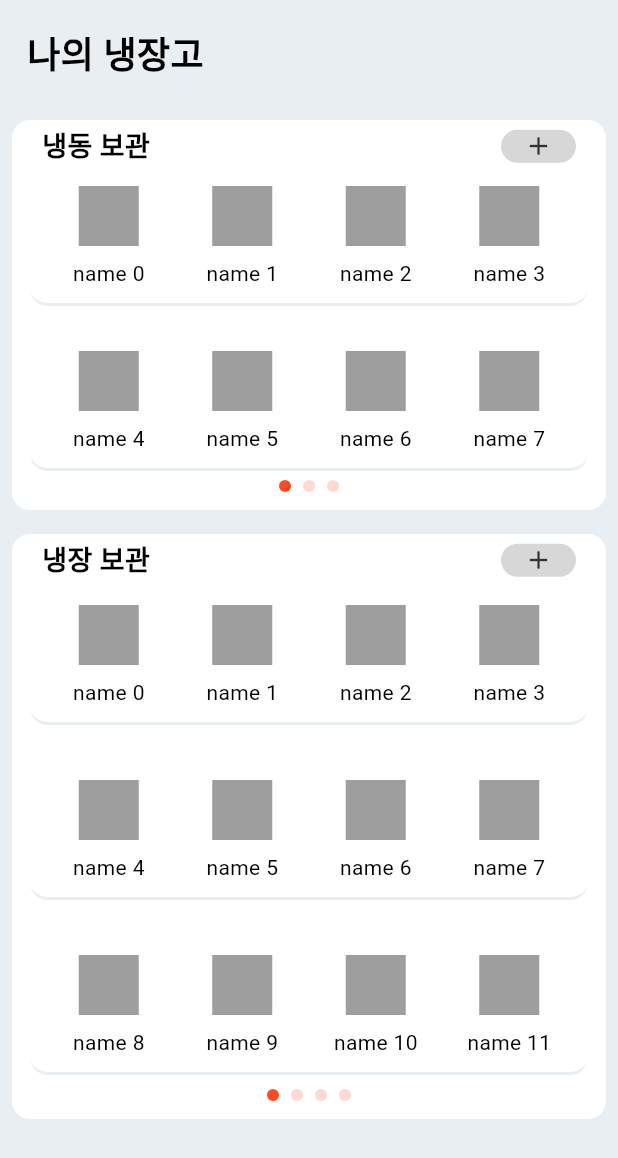
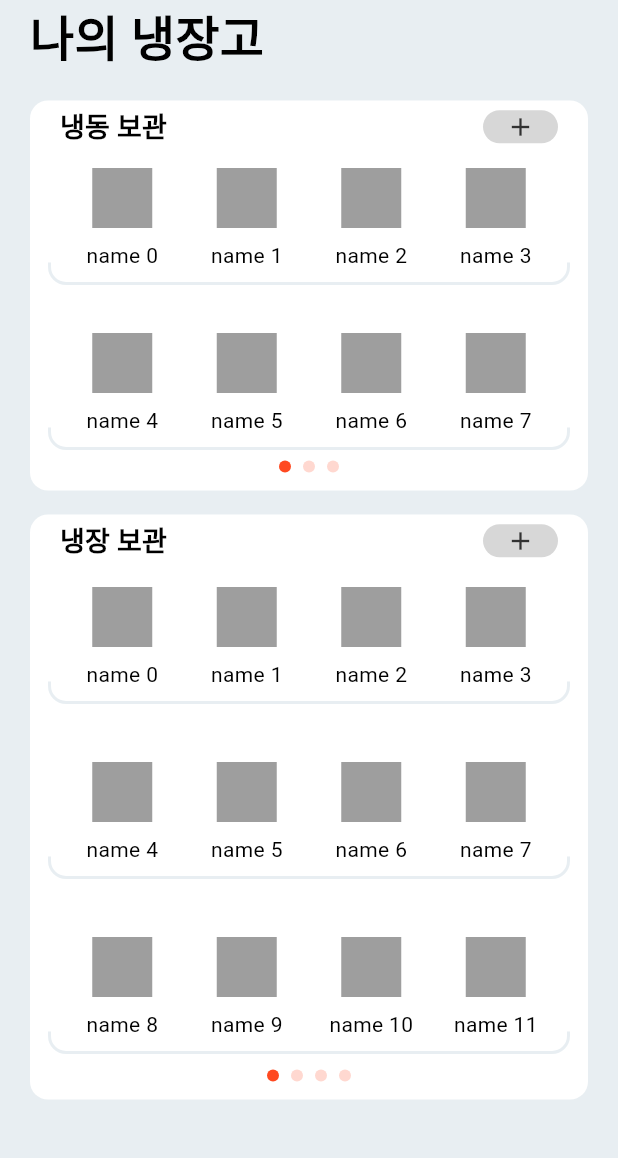
Before and after one commit to cherry1m/yum_application, a Flutter app: the HomeView screen opened directly, on a phone screen of 412 x 824 dp. Shown: the top 1158 px of the screen. Run offline on Flutter 3.47's test engine with Material 3 defaults, Android fonts, the phone set to English and light mode, and no system bars; Roboto replaces fonts that are missing (Pretendard).

Commit message:
10월 12일 회의에서 피드백받은 내용을 추가하였습니다.
1. pretendard font 적용

앱 전반적으로 pretendard font가 적용되었습니다. google_fonts 패키지가 아닌 직접 font파일을 추가하였습니다.
theme에 적용되어 있으므로, theme.of(context).textTheme를 통해 접근이 가능합니다.

2. refreginator container 위젯에 divider 모양 수정

기존에는 ROW마다 container를 통해 divider를 구현했으나, 모양적인 부분으로 인하여 직접 구현한 후, stack을 통해 중첩하는 형식으로 제작되었습니다. 이제 요구사항에 맞는 모습의 divider를 랜더링합니다.

```diff
--- a/lib/main.dart
+++ b/lib/main.dart
@@ -1,6 +1,5 @@
 import 'package:flutter/material.dart';
-
-import 'package:yum_application/src/ingredient/view/ingredient_add_view.dart';
+import 'package:yum_application/src/ingredient/view/home_view.dart';
 import 'package:yum_application/src/util/app_theme.dart';
 
 void main() {
@@ -15,46 +14,7 @@
     return MaterialApp(
       theme: light,
       darkTheme: dark,
-      home: const Scaffold(
-          body: Center(
-        child: SizedBox(
-          height: 300,
-          child: Column(
-            mainAxisAlignment: MainAxisAlignment.center,
-            children: [
-              Expanded(
-                  child: Padding(
-                padding: EdgeInsets.symmetric(vertical: 8.0),
-                child: IngredientAddView(),
-              )),
-              Expanded(
-                  child: Padding(
-                padding: EdgeInsets.symmetric(vertical: 8.0),
-                child: IngredientAddView(
-                  reverse: false,
-                ),
-              )),
-              Expanded(
-                  child: Padding(
-                padding: EdgeInsets.symmetric(vertical: 8.0),
-                child: IngredientAddView(),
-              )),
-              Expanded(
-                  child: Padding(
-                padding: EdgeInsets.symmetric(vertical: 8.0),
-                child: IngredientAddView(
-                  reverse: false,
-                ),
-              )),
-              Expanded(
-                  child: Padding(
-                padding: EdgeInsets.symmetric(vertical: 8.0),
-                child: IngredientAddView(),
-              )),
-            ],
-          ),
-        ),
-      )),
+      home: const HomeView(),
     );
   }
 }
--- a/lib/src/ingredient/view/home_view.dart
+++ b/lib/src/ingredient/view/home_view.dart
@@ -16,30 +16,39 @@ class HomeView extends StatelessWidget {
           crossAxisAlignment: CrossAxisAlignment.center,
           mainAxisAlignment: MainAxisAlignment.start,
           children: [
-            _header(),
-            _freezer(),
-            _fridge(),
+            _header(context),
+            _freezer(context),
+            _fridge(context),
           ],
         ),
       ),
     );
   }
 
-  Widget _header() => const Padding(
-        padding: EdgeInsets.symmetric(horizontal: 18.0, vertical: 18.0),
+  Widget _header(BuildContext context) {
+    final textTheme = Theme.of(context).textTheme;
+
+    return Padding(
+      padding: const EdgeInsets.only(left: 20.0, right: 20.0, bottom: 8.0),
       child: Row(
         children: [
           Text(
             "나의 냉장고",
-              style: TextStyle(fontSize: 24, fontWeight: FontWeight.w700),
+            style: textTheme.titleMedium,
           ),
         ],
       ),
     );
+  }
 
-  Widget _freezer() => Padding(
-        padding: const EdgeInsets.all(8.0),
+  Widget _freezer(BuildContext context) {
+    final textTheme = Theme.of(context).textTheme;
+
+    return Padding(
+      padding: const EdgeInsets.symmetric(horizontal: 20.0, vertical: 8.0),
       child: RefreginatorContainer(
+        labelStyle: textTheme.titleSmall,
+        itemStyle: textTheme.displayMedium,
         label: "냉동 보관",
         children: List.generate(
           22,
@@ -50,10 +59,15 @@ class HomeView extends StatelessWidget {
         ),
       ),
     );
+  }
 
-  Widget _fridge() => Padding(
-        padding: const EdgeInsets.all(8.0),
+  Widget _fridge(BuildContext context) {
+    final textTheme = Theme.of(context).textTheme;
+    return Padding(
+      padding: const EdgeInsets.symmetric(horizontal: 20.0, vertical: 8.0),
       child: RefreginatorContainer(
+          labelStyle: textTheme.titleSmall,
+          itemStyle: textTheme.displayMedium,
           label: "냉장 보관",
           rowCount: 3,
           children: List.generate(
@@ -65,3 +79,4 @@ class HomeView extends StatelessWidget {
           )),
     );
   }
+}
--- a/lib/src/ingredient/widget/refreginator_container.dart
+++ b/lib/src/ingredient/widget/refreginator_container.dart
@@ -6,11 +6,15 @@ class RefreginatorContainer extends StatefulWidget {
   final List<Ingredient> children;
   final int rowCount;
   final String label;
+  final TextStyle? labelStyle;
+  final TextStyle? itemStyle;
   const RefreginatorContainer({
     super.key,
     required this.children,
     this.rowCount = 2,
     required this.label,
+    required this.labelStyle,
+    required this.itemStyle,
   })  : assert(children.length > 0, "children can not be empty array"),
         assert(rowCount >= 2, "rowCount must bigger than two");
 
@@ -72,6 +76,7 @@ class _RefreginatorContainerState extends State<RefreginatorContainer>
     _pageController = PageController();
     _tabController = TabController(length: _totalPage, vsync: this);
     _items = convertTo3D(widget.children);
+
     super.initState();
   }
 
@@ -117,20 +122,23 @@ class _RefreginatorContainerState extends State<RefreginatorContainer>
         ),
       ));
 
-  Widget _displayItemRow(List<dynamic> row) => Padding(
-        padding: const EdgeInsets.all(4.0),
-        child: Container(
+  Widget _divider() => Container(
+        height: 15,
         width: double.infinity,
         decoration: const BoxDecoration(
             border: Border(
               top: BorderSide.none,
-                left: BorderSide.none,
-                right: BorderSide.none,
+              left: BorderSide(width: 2.0, color: Color(0xffE8EEF2)),
+              right: BorderSide(width: 2.0, color: Color(0xffE8EEF2)),
               bottom: BorderSide(width: 2.0, color: Color(0xffE8EEF2)),
             ),
-              borderRadius:
-                  BorderRadius.vertical(bottom: Radius.circular(12.0))),
-          child: Column(
+            borderRadius: BorderRadius.vertical(bottom: Radius.circular(12.0))),
+      );
+
+  Widget _displayItemRow(List<dynamic> row) => Padding(
+        padding: const EdgeInsets.all(4.0),
+        child: Stack(
+          alignment: Alignment.bottomCenter,
           children: [
             Padding(
               padding:
@@ -140,8 +148,8 @@ class _RefreginatorContainerState extends State<RefreginatorContainer>
                 children: List.generate(row.length, (index) => row[index]),
               ),
             ),
+            Align(alignment: Alignment.bottomCenter, child: _divider())
           ],
-          ),
         ),
       );
 
@@ -162,7 +170,8 @@ class _RefreginatorContainerState extends State<RefreginatorContainer>
         ),
       );
 
-  Widget _generateEmtpy() => Opacity(
+  Widget _generateEmtpy() {
+    return Opacity(
       opacity: 0.0,
       child: Column(
         children: [
@@ -174,22 +183,21 @@ class _RefreginatorContainerState extends State<RefreginatorContainer>
               color: Colors.grey,
             ),
           ),
-            const Text("Item")
+          Text("Item", style: widget.itemStyle)
         ],
       ),
     );
+  }
 
-  Widget _header() => Align(
+  Widget _header() {
+    return Align(
         alignment: Alignment.topLeft,
         child: Padding(
           padding: const EdgeInsets.symmetric(horizontal: 20.0, vertical: 4.0),
           child: Row(
             mainAxisAlignment: MainAxisAlignment.spaceBetween,
             children: [
-            Text(
-              widget.label,
-              style: const TextStyle(fontSize: 18, fontWeight: FontWeight.w600),
-            ),
+              Text(widget.label, style: widget.labelStyle),
               GestureDetector(
                 child: Container(
                   decoration: BoxDecoration(
@@ -207,6 +215,7 @@ class _RefreginatorContainerState extends State<RefreginatorContainer>
             ],
           ),
         ));
+  }
 
   Widget _indicator() => Align(
         alignment: Alignment.bottomCenter,
--- a/lib/src/util/app_theme.dart
+++ b/lib/src/util/app_theme.dart
@@ -2,6 +2,19 @@ import 'package:flutter/material.dart';
 
 ThemeData get light => ThemeData(
     scaffoldBackgroundColor: const Color(0xffE8EEF2),
+    textTheme: const TextTheme(
+        titleMedium: TextStyle(
+            fontSize: 32,
+            fontWeight: FontWeight.w700,
+            fontFamily: "Pretendard"),
+        titleSmall: TextStyle(
+            fontSize: 18,
+            fontWeight: FontWeight.w600,
+            fontFamily: "Pretendard"),
+        displayMedium: TextStyle(
+            fontSize: 16,
+            fontWeight: FontWeight.w400,
+            fontFamily: "Pretendard")),
     colorScheme: const ColorScheme.light(
         primary: Color(0xffFF4920),
         secondary: Color(0xff000000),
@@ -9,6 +22,19 @@ ThemeData get light => ThemeData(
         onSecondaryContainer: Color(0xffd7d7d7)));
 
 ThemeData get dark => ThemeData(
+    textTheme: const TextTheme(
+        titleMedium: TextStyle(
+            fontSize: 32,
+            fontWeight: FontWeight.w700,
+            fontFamily: "Pretendard"),
+        titleSmall: TextStyle(
+            fontSize: 18,
+            fontWeight: FontWeight.w600,
+            fontFamily: "Pretendard"),
+        displayMedium: TextStyle(
+            fontSize: 16,
+            fontWeight: FontWeight.w400,
+            fontFamily: "Pretendard")),
     colorScheme: const ColorScheme.dark(
         primary: Color(0xffFF4920),
         secondary: Color(0xffFFFFFF),
```
Also changed, not shown: pubspec.yaml (+7 -6 lines), pubspec.lock, 13 other files. Lines whose indentation alone changed are shown as unchanged.
